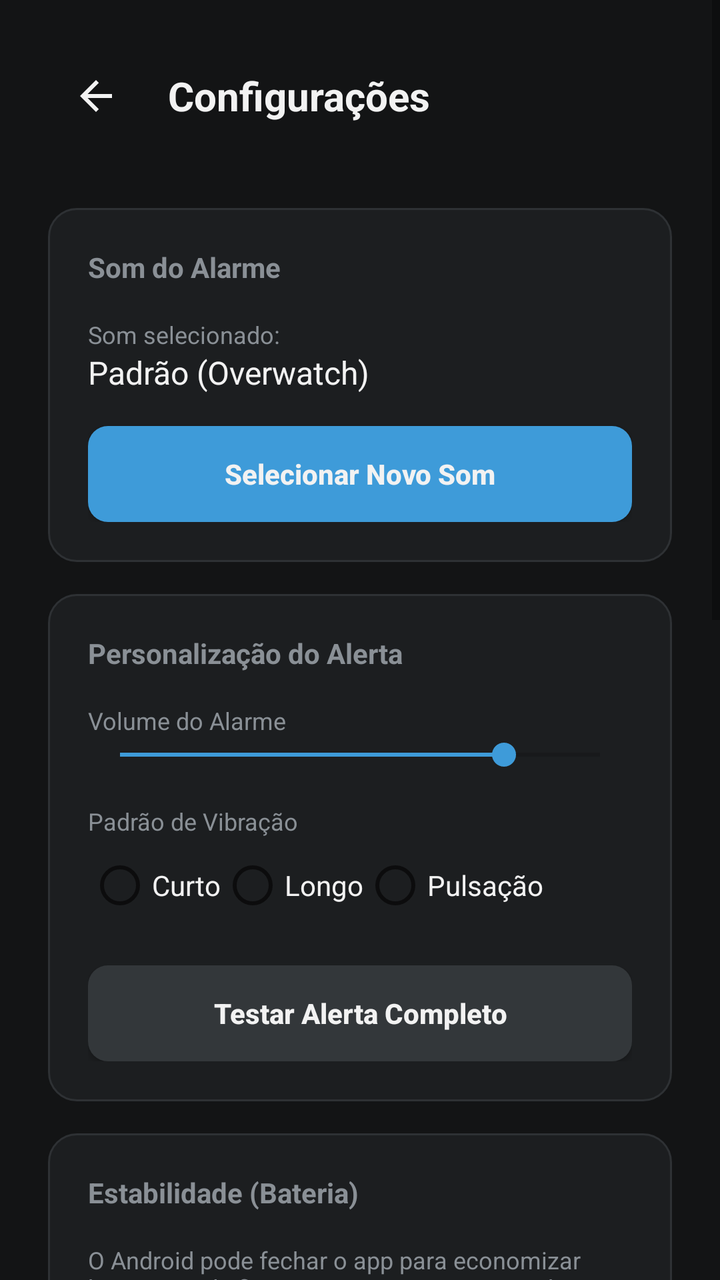
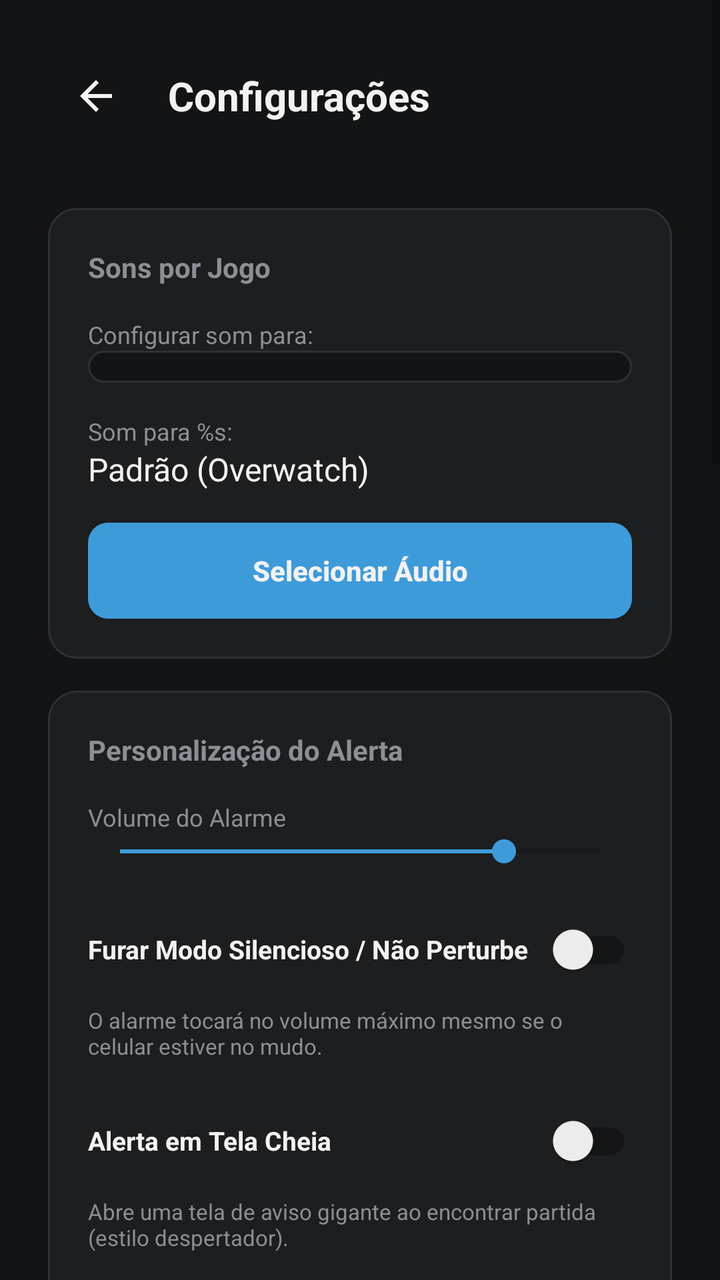

An Android layout rendered at two revisions. The XML below is the earlier revision; the diff shows what the commit changed to produce the second picture.
<!-- AndroidManifest.xml: application theme Theme.GameSentinel -->
<!-- res/layout/activity_settings.xml -->
<?xml version="1.0" encoding="utf-8"?>
<ScrollView xmlns:android="http://schemas.android.com/apk/res/android"
    xmlns:app="http://schemas.android.com/apk/res-auto"
    android:layout_width="match_parent"
    android:layout_height="match_parent"
    android:background="@color/bg_app"
    android:fillViewport="true">

    <LinearLayout
        android:layout_width="match_parent"
        android:layout_height="wrap_content"
        android:orientation="vertical"
        android:padding="24dp">

        
        <RelativeLayout
            android:layout_width="match_parent"
            android:layout_height="wrap_content"
            android:layout_marginBottom="32dp">

            <ImageButton
                android:id="@+id/btn_back"
                android:layout_width="48dp"
                android:layout_height="48dp"
                android:layout_centerVertical="true"
                android:background="?attr/selectableItemBackgroundBorderless"
                android:src="@drawable/ic_back"
                android:contentDescription="@string/btn_back" />

            <TextView
                android:layout_width="wrap_content"
                android:layout_height="wrap_content"
                android:layout_centerVertical="true"
                android:layout_toEndOf="@id/btn_back"
                android:layout_marginStart="12dp"
                android:text="@string/settings_title"
                android:textColor="@color/text_primary"
                android:textSize="20sp"
                android:textStyle="bold" />
        </RelativeLayout>

        
        <LinearLayout
            android:layout_width="match_parent"
            android:layout_height="wrap_content"
            android:background="@drawable/bg_card"
            android:orientation="vertical"
            android:padding="20dp">

            <TextView
                android:layout_width="wrap_content"
                android:layout_height="wrap_content"
                android:layout_marginBottom="16dp"
                android:text="@string/alarm_sound_section"
                android:textColor="@color/text_muted"
                android:textSize="14sp"
                android:textStyle="bold" />

            <TextView
                android:layout_width="wrap_content"
                android:layout_height="wrap_content"
                android:text="@string/current_sound_label"
                android:textColor="@color/text_muted"
                android:textSize="12sp" />

            <TextView
                android:id="@+id/txt_current_sound"
                android:layout_width="wrap_content"
                android:layout_height="wrap_content"
                android:layout_marginBottom="16dp"
                android:text="@string/default_sound_name"
                android:textColor="@color/text_primary"
                android:textSize="16sp" />

            <Button
                android:id="@+id/btn_select_sound"
                android:layout_width="match_parent"
                android:layout_height="wrap_content"
                android:background="@drawable/btn_secondary_bg"
                app:backgroundTint="@null"
                android:insetTop="0dp"
                android:insetBottom="0dp"
                android:text="@string/select_sound_btn"
                android:textAllCaps="false"
                android:textColor="@color/text_primary"
                android:textStyle="bold" />

        </LinearLayout>

        
        <LinearLayout
            android:layout_width="match_parent"
            android:layout_height="wrap_content"
            android:layout_marginTop="16dp"
            android:background="@drawable/bg_card"
            android:orientation="vertical"
            android:padding="20dp">

            <TextView
                android:layout_width="wrap_content"
                android:layout_height="wrap_content"
                android:layout_marginBottom="16dp"
                android:text="@string/alert_custom_section"
                android:textColor="@color/text_muted"
                android:textSize="14sp"
                android:textStyle="bold" />

            <TextView
                android:layout_width="wrap_content"
                android:layout_height="wrap_content"
                android:text="@string/label_volume"
                android:textColor="@color/text_muted"
                android:textSize="12sp" />

            <SeekBar
                android:id="@+id/seek_volume"
                android:layout_width="match_parent"
                android:layout_height="wrap_content"
                android:layout_marginBottom="16dp"
                android:max="100"
                android:progress="80" />

            <TextView
                android:layout_width="wrap_content"
                android:layout_height="wrap_content"
                android:text="@string/label_vibration"
                android:textColor="@color/text_muted"
                android:textSize="12sp" />

            <RadioGroup
                android:id="@+id/group_vibration"
                android:layout_width="match_parent"
                android:layout_height="wrap_content"
                android:layout_marginBottom="16dp"
                android:orientation="horizontal">
                <RadioButton android:id="@+id/radio_vibr_short" android:layout_width="wrap_content" android:layout_height="wrap_content" android:text="@string/vibr_short" android:textColor="@color/text_primary" />
                <RadioButton android:id="@+id/radio_vibr_long" android:layout_width="wrap_content" android:layout_height="wrap_content" android:text="@string/vibr_long" android:textColor="@color/text_primary" />
                <RadioButton android:id="@+id/radio_vibr_heart" android:layout_width="wrap_content" android:layout_height="wrap_content" android:text="@string/vibr_heartbeat" android:textColor="@color/text_primary" />
            </RadioGroup>

            <Button
                android:id="@+id/btn_test_sound"
                android:layout_width="match_parent"
                android:layout_height="wrap_content"
                android:background="@drawable/btn_neutral_bg"
                app:backgroundTint="@null"
                android:insetTop="0dp"
                android:insetBottom="0dp"
                android:text="@string/test_sound_btn"
                android:textAllCaps="false"
                android:textColor="@color/text_primary"
                android:textStyle="bold" />

        </LinearLayout>

        
        <LinearLayout
            android:layout_width="match_parent"
            android:layout_height="wrap_content"
            android:layout_marginTop="16dp"
            android:background="@drawable/bg_card"
            android:orientation="vertical"
            android:padding="20dp">

            <TextView
                android:layout_width="wrap_content"
                android:layout_height="wrap_content"
                android:layout_marginBottom="16dp"
                android:text="@string/battery_optimization_section"
                android:textColor="@color/text_muted"
                android:textSize="14sp"
                android:textStyle="bold" />

            <TextView
                android:layout_width="match_parent"
                android:layout_height="wrap_content"
                android:layout_marginBottom="8dp"
                android:text="@string/battery_optimization_desc"
                android:textColor="@color/text_muted"
                android:textSize="12sp" />

            <TextView
                android:layout_width="wrap_content"
                android:layout_height="wrap_content"
                android:text="@string/battery_status_label"
                android:textColor="@color/text_muted"
                android:textSize="12sp" />

            <TextView
                android:id="@+id/txt_battery_status"
                android:layout_width="wrap_content"
                android:layout_height="wrap_content"
                android:layout_marginBottom="16dp"
                android:text="@string/battery_status_optimized"
                android:textColor="@color/yellow_alert"
                android:textSize="14sp"
                android:textStyle="bold" />

            <Button
                android:id="@+id/btn_battery_optimization"
                android:layout_width="match_parent"
                android:layout_height="wrap_content"
                android:background="@drawable/btn_neutral_bg"
                app:backgroundTint="@null"
                android:insetTop="0dp"
                android:insetBottom="0dp"
                android:text="@string/battery_optimization_btn_on"
                android:textAllCaps="false"
                android:textColor="@color/text_primary"
                android:textStyle="bold" />

        </LinearLayout>

        
        <LinearLayout
            android:layout_width="match_parent"
            android:layout_height="wrap_content"
            android:layout_marginTop="16dp"
            android:background="@drawable/bg_card"
            android:orientation="vertical"
            android:padding="20dp">

            <TextView
                android:layout_width="wrap_content"
                android:layout_height="wrap_content"
                android:layout_marginBottom="16dp"
                android:text="@string/security_section"
                android:textColor="@color/text_muted"
                android:textSize="14sp"
                android:textStyle="bold" />

            <TextView
                android:layout_width="wrap_content"
                android:layout_height="wrap_content"
                android:text="@string/profile_name_hint"
                android:textColor="@color/text_muted"
                android:textSize="12sp" />

            <EditText
                android:id="@+id/edit_profile_name"
                android:layout_width="match_parent"
                android:layout_height="wrap_content"
                android:layout_marginBottom="12dp"
                android:background="@drawable/bg_input"
                android:hint="Nome do PC (ex: Quarto)"
                android:inputType="text"
                android:textColor="@color/text_primary"
                android:textColorHint="@color/text_muted" />

            <TextView
                android:layout_width="wrap_content"
                android:layout_height="wrap_content"
                android:text="IP:PORTA"
                android:textColor="@color/text_muted"
                android:textSize="12sp" />

            <EditText
                android:id="@+id/edit_profile_ip"
                android:layout_width="match_parent"
                android:layout_height="wrap_content"
                android:layout_marginBottom="12dp"
                android:background="@drawable/bg_input"
                android:hint="192.168.0.10:8000"
                android:inputType="text"
                android:textColor="@color/text_primary"
                android:textColorHint="@color/text_muted" />

            <TextView
                android:layout_width="wrap_content"
                android:layout_height="wrap_content"
                android:text="Senha/Token"
                android:textColor="@color/text_muted"
                android:textSize="12sp" />

            <EditText
                android:id="@+id/edit_profile_senha"
                android:layout_width="match_parent"
                android:layout_height="wrap_content"
                android:layout_marginBottom="16dp"
                android:background="@drawable/bg_input"
                android:hint="Senha da sessão"
                android:inputType="textPassword"
                android:textColor="@color/text_primary"
                android:textColorHint="@color/text_muted" />

            <Button
                android:id="@+id/btn_save_profile"
                android:layout_width="match_parent"
                android:layout_height="wrap_content"
                android:layout_marginBottom="12dp"
                android:background="@drawable/btn_secondary_bg"
                app:backgroundTint="@null"
                android:insetTop="0dp"
                android:insetBottom="0dp"
                android:text="@string/save_profile_btn"
                android:textAllCaps="false"
                android:textColor="@color/text_primary"
                android:textStyle="bold" />

            <TextView
                android:layout_width="wrap_content"
                android:layout_height="wrap_content"
                android:layout_marginBottom="8dp"
                android:text="@string/select_profile_label"
                android:textColor="@color/text_muted"
                android:textSize="12sp" />

            <Spinner
                android:id="@+id/spinner_profiles"
                android:layout_width="match_parent"
                android:layout_height="wrap_content"
                android:layout_marginBottom="16dp"
                android:background="@drawable/bg_input"
                android:padding="8dp" />

            <Button
                android:id="@+id/btn_clear_credentials"
                android:layout_width="match_parent"
                android:layout_height="wrap_content"
                android:background="@drawable/btn_neutral_bg"
                app:backgroundTint="@null"
                android:insetTop="0dp"
                android:insetBottom="0dp"
                android:text="@string/clear_credentials_btn"
                android:textAllCaps="false"
                android:textColor="@color/red_danger"
                android:textStyle="bold" />

        </LinearLayout>

    </LinearLayout>
</ScrollView>
<!-- resources referenced by this layout -->
<resources>
  <color name="bg_app">#131415</color>
  <color name="red_danger">#E5484D</color>
  <color name="text_muted">#8A9096</color>
  <color name="text_primary">#F2F2F2</color>
  <color name="yellow_alert">#FFC107</color>
  <!-- drawable bg_input (drawable) -->
  <?xml version="1.0" encoding="utf-8"?>
  <shape xmlns:android="http://schemas.android.com/apk/res/android" android:shape="rectangle">
      <solid android:color="@color/bg_app" />
      <corners android:radius="10dp" />
      <stroke android:width="1dp" android:color="@color/border_card" />
      <padding
          android:left="14dp"
          android:top="12dp"
          android:right="14dp"
          android:bottom="12dp" />
  </shape>
  <!-- drawable ic_back (drawable) -->
  <vector xmlns:android="http://schemas.android.com/apk/res/android"
      android:width="24dp"
      android:height="24dp"
      android:viewportWidth="24"
      android:viewportHeight="24"
      android:tint="@color/text_primary">
    <path
        android:fillColor="@android:color/white"
        android:pathData="M20,11H7.83l5.59,-5.59L12,4l-8,8 8,8 1.41,-1.41L7.83,13H20v-2z"/>
  </vector>
  <string name="alarm_sound_section">Som do Alarme</string>
  <string name="alert_custom_section">Personalização do Alerta</string>
  <string name="battery_optimization_btn_on">Configurar Bateria</string>
  <string name="battery_optimization_desc">O Android pode fechar o app para economizar bateria se ele ficar muito tempo em segundo plano. Para garantir que o alarme sempre toque, desative a otimização para este app.</string>
  <string name="battery_optimization_section">Estabilidade (Bateria)</string>
  <string name="battery_status_label">Status de Execução:</string>
  <string name="battery_status_optimized">⚠️ Não Otimizado (Risco de fechamento)</string>
  <string name="btn_back">Voltar</string>
  <string name="clear_credentials_btn">Apagar Todas as Credenciais</string>
  <string name="current_sound_label">Som selecionado:</string>
  <string name="default_sound_name">Padrão (Overwatch)</string>
  <string name="label_vibration">Padrão de Vibração</string>
  <string name="label_volume">Volume do Alarme</string>
  <string name="profile_name_hint">Nome do Perfil (ex: Meu PC)</string>
  <string name="save_profile_btn">Salvar Perfil</string>
  <string name="security_section">Segurança e Perfis</string>
  <string name="select_profile_label">Selecionar Perfil:</string>
  <string name="select_sound_btn">Selecionar Novo Som</string>
  <string name="settings_title">Configurações</string>
  <string name="test_sound_btn">Testar Alerta Completo</string>
  <string name="vibr_heartbeat">Pulsação</string>
  <string name="vibr_long">Longo</string>
  <string name="vibr_short">Curto</string>
  <color name="bg_card">#1C1E20</color>
  <color name="border_card">#2E3134</color>
  <color name="gray_btn_pressed">#40454A</color>
  <color name="gray_btn">#33373A</color>
  <color name="blue_pressed">#2F7FB3</color>
  <color name="blue">#3E9BD9</color>
  <color name="orange">#F99E1A</color>
  <color name="orange_pressed">#D98014</color>
  <color name="orange_text_on">#1A1A1A</color>
  <!-- unchanged entries left out for length: 4 -->
</resources>

<!-- the commit's change to res/layout/activity_settings.xml (unified diff, before → after) -->
@@ -59,6 +59,22 @@
             <TextView
                 android:layout_width="wrap_content"
                 android:layout_height="wrap_content"
+                android:text="@string/select_game_sound_label"
+                android:textColor="@color/text_muted"
+                android:textSize="12sp" />
+
+            <Spinner
+                android:id="@+id/spinner_game_sound"
+                android:layout_width="match_parent"
+                android:layout_height="wrap_content"
+                android:layout_marginBottom="16dp"
+                android:background="@drawable/bg_input"
+                android:padding="8dp" />
+
+            <TextView
+                android:id="@+id/label_current_sound_for"
+                android:layout_width="wrap_content"
+                android:layout_height="wrap_content"
                 android:text="@string/current_sound_label"
                 android:textColor="@color/text_muted"
                 android:textSize="12sp" />
@@ -119,6 +135,42 @@
                 android:layout_marginBottom="16dp"
                 android:max="100"
                 android:progress="80" />
+
+            <androidx.appcompat.widget.SwitchCompat
+                android:id="@+id/switch_dnd_bypass"
+                android:layout_width="match_parent"
+                android:layout_height="wrap_content"
+                android:layout_marginBottom="4dp"
+                android:text="@string/label_dnd_bypass"
+                android:textColor="@color/text_primary"
+                android:textStyle="bold"
+                android:textSize="13sp" />
+
+            <TextView
+                android:layout_width="match_parent"
+                android:layout_height="wrap_content"
+                android:layout_marginBottom="16dp"
+                android:text="@string/dnd_bypass_desc"
+                android:textColor="@color/text_muted"
+                android:textSize="11sp" />
+
+            <androidx.appcompat.widget.SwitchCompat
+                android:id="@+id/switch_full_screen"
+                android:layout_width="match_parent"
+                android:layout_height="wrap_content"
+                android:layout_marginBottom="4dp"
+                android:text="@string/label_full_screen_alert"
+                android:textColor="@color/text_primary"
+                android:textStyle="bold"
+                android:textSize="13sp" />
+
+            <TextView
+                android:layout_width="match_parent"
+                android:layout_height="wrap_content"
+                android:layout_marginBottom="16dp"
+                android:text="@string/full_screen_alert_desc"
+                android:textColor="@color/text_muted"
+                android:textSize="11sp" />
 
             <TextView
                 android:layout_width="wrap_content"
@@ -242,10 +294,11 @@
                 android:layout_height="wrap_content"
                 android:layout_marginBottom="12dp"
                 android:background="@drawable/bg_input"
-                android:hint="Nome do PC (ex: Quarto)"
+                android:hint="@string/profile_name_hint"
                 android:inputType="text"
                 android:textColor="@color/text_primary"
-                android:textColorHint="@color/text_muted" />
+                android:textColorHint="@color/text_muted"
+                android:importantForAutofill="no" />
 
             <TextView
                 android:layout_width="wrap_content"
@@ -263,7 +316,8 @@
                 android:hint="192.168.0.10:8000"
                 android:inputType="text"
                 android:textColor="@color/text_primary"
-                android:textColorHint="@color/text_muted" />
+                android:textColorHint="@color/text_muted"
+                android:importantForAutofill="no" />
 
             <TextView
                 android:layout_width="wrap_content"
@@ -278,10 +332,11 @@
                 android:layout_height="wrap_content"
                 android:layout_marginBottom="16dp"
                 android:background="@drawable/bg_input"
-                android:hint="Senha da sessão"
+                android:hint="@string/toast_input_token"
                 android:inputType="textPassword"
                 android:textColor="@color/text_primary"
-                android:textColorHint="@color/text_muted" />
+                android:textColorHint="@color/text_muted"
+                android:importantForAutofill="no" />
 
             <Button
                 android:id="@+id/btn_save_profile"
@@ -328,5 +383,47 @@
 
         </LinearLayout>
 
+        
+        <LinearLayout
+            android:layout_width="match_parent"
+            android:layout_height="wrap_content"
+            android:layout_marginTop="16dp"
+            android:layout_marginBottom="32dp"
+            android:background="@drawable/bg_card"
+            android:orientation="vertical"
+            android:padding="20dp">
+
+            <TextView
+                android:layout_width="wrap_content"
+                android:layout_height="wrap_content"
+                android:layout_marginBottom="16dp"
+                android:text="@string/about_section"
+                android:textColor="@color/text_muted"
+                android:textSize="14sp"
+                android:textStyle="bold" />
+
+            <TextView
+                android:id="@+id/txt_current_version"
+                android:layout_width="wrap_content"
+                android:layout_height="wrap_content"
+                android:layout_marginBottom="16dp"
+                android:textColor="@color/text_primary"
+                android:textSize="13sp" />
+
+            <Button
+                android:id="@+id/btn_check_updates"
+                android:layout_width="match_parent"
+                android:layout_height="wrap_content"
+                android:background="@drawable/btn_secondary_bg"
+                app:backgroundTint="@null"
+                android:insetTop="0dp"
+                android:insetBottom="0dp"
+                android:text="@string/btn_check_updates"
+                android:textAllCaps="false"
+                android:textColor="@color/text_primary"
+                android:textStyle="bold" />
+
+        </LinearLayout>
+
     </LinearLayout>
 </ScrollView>
<!-- resource entries referenced after the edit -->
@@ -28,7 +28,8 @@
         android:fillColor="@android:color/white"
         android:pathData="M20,11H7.83l5.59,-5.59L12,4l-8,8 8,8 1.41,-1.41L7.83,13H20v-2z"/>
   </vector>
-  <string name="alarm_sound_section">Som do Alarme</string>
+  <string name="about_section">Sobre e Atualizações</string>
+  <string name="alarm_sound_section">Sons por Jogo</string>
   <string name="alert_custom_section">Personalização do Alerta</string>
   <string name="battery_optimization_btn_on">Configurar Bateria</string>
   <string name="battery_optimization_desc">O Android pode fechar o app para economizar bateria se ele ficar muito tempo em segundo plano. Para garantir que o alarme sempre toque, desative a otimização para este app.</string>
@@ -36,18 +37,25 @@
   <string name="battery_status_label">Status de Execução:</string>
   <string name="battery_status_optimized">⚠️ Não Otimizado (Risco de fechamento)</string>
   <string name="btn_back">Voltar</string>
+  <string name="btn_check_updates">Verificar Atualizações</string>
   <string name="clear_credentials_btn">Apagar Todas as Credenciais</string>
-  <string name="current_sound_label">Som selecionado:</string>
+  <string name="current_sound_label">Som para %s:</string>
   <string name="default_sound_name">Padrão (Overwatch)</string>
+  <string name="dnd_bypass_desc">O alarme tocará no volume máximo mesmo se o celular estiver no mudo.</string>
+  <string name="full_screen_alert_desc">Abre uma tela de aviso gigante ao encontrar partida (estilo despertador).</string>
+  <string name="label_dnd_bypass">Furar Modo Silencioso / Não Perturbe</string>
+  <string name="label_full_screen_alert">Alerta em Tela Cheia</string>
   <string name="label_vibration">Padrão de Vibração</string>
   <string name="label_volume">Volume do Alarme</string>
   <string name="profile_name_hint">Nome do Perfil (ex: Meu PC)</string>
   <string name="save_profile_btn">Salvar Perfil</string>
   <string name="security_section">Segurança e Perfis</string>
+  <string name="select_game_sound_label">Configurar som para:</string>
   <string name="select_profile_label">Selecionar Perfil:</string>
-  <string name="select_sound_btn">Selecionar Novo Som</string>
+  <string name="select_sound_btn">Selecionar Áudio</string>
   <string name="settings_title">Configurações</string>
   <string name="test_sound_btn">Testar Alerta Completo</string>
+  <string name="toast_input_token">Digite o código da sessão ou a senha</string>
   <string name="vibr_heartbeat">Pulsação</string>
   <string name="vibr_long">Longo</string>
   <string name="vibr_short">Curto</string>
